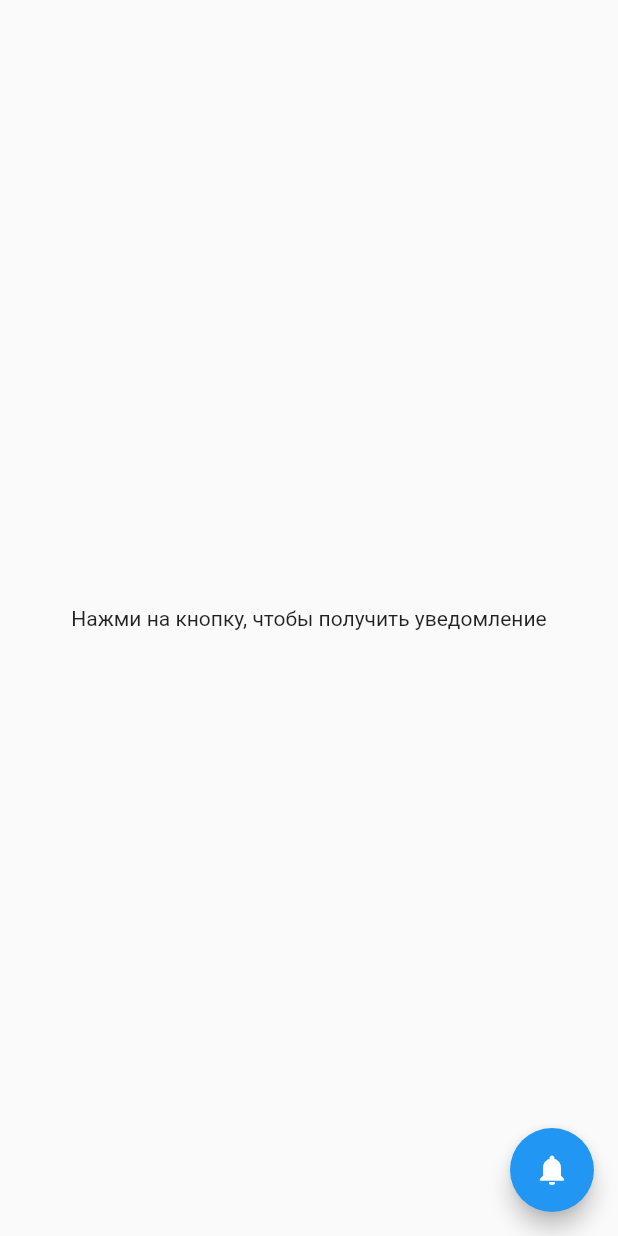
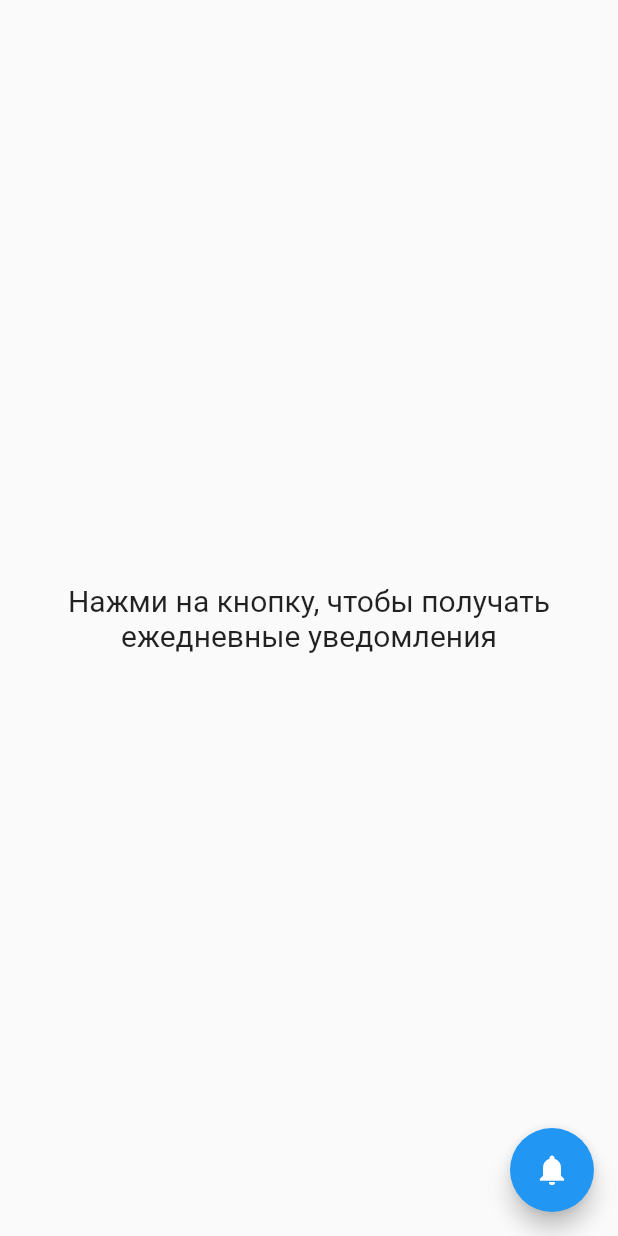
Before and after one commit to moran020/flutter_notifications, a Flutter app: the screen it shows after launch, after a tap on the "notifications" icon, on a phone screen of 412 x 824 dp. Run offline on Flutter 3.47's test engine with Material 2 defaults, Android fonts, the phone set to English and light mode, and no system bars; our stand-ins replace flutter_local_notifications.

Commit message:
update
Signed-off-by: Ekaterina Medvedeva <e.v.medvedeva.1996@yandex.ru>

```diff
--- a/lib/main.dart
+++ b/lib/main.dart
@@ -2,13 +2,15 @@ import 'package:flutter/material.dart';
 import 'package:flutter_local_notifications/flutter_local_notifications.dart';
 
 void main() {
-  runApp(MyApp());
+  runApp(const MyApp());
 }
 
 class MyApp extends StatelessWidget {
+  const MyApp({Key? key}) : super(key: key);
+
   @override
   Widget build(BuildContext context) {
-    return MaterialApp(
+    return const MaterialApp(
       home: NotificationApp(),
     );
   }
@@ -25,72 +27,62 @@ class _NotificationAppState extends State<NotificationApp> {
   //объект уведомления
   late FlutterLocalNotificationsPlugin localNotifications;
 
-  //время ежедневного уведомления
-  DateTime time =
-      DateTime.utc(2022, 07, 19, 16, 30, 00).add(Duration(hours: 24));
-
   //инициализация
   @override
   void initState() {
     super.initState();
     //объект для Android настроек
-    var androidInitialize = new AndroidInitializationSettings('ic_launcher');
+    AndroidInitializationSettings androidInitialize =
+        const AndroidInitializationSettings('ic_launcher');
     //объект для IOS настроек
-    var IOSInitialize = new IOSInitializationSettings(
+    const IOSInitializationSettings iosInitialize = IOSInitializationSettings(
       requestSoundPermission: false,
       requestBadgePermission: false,
       requestAlertPermission: false,
     );
     // общая инициализация
-    var initializationSettings = new InitializationSettings(
-        android: androidInitialize, iOS: IOSInitialize);
+    InitializationSettings initializationSettings =
+        InitializationSettings(android: androidInitialize, iOS: iosInitialize);
 
     //мы создаем локальное уведомление
-    localNotifications = new FlutterLocalNotificationsPlugin();
+    FlutterLocalNotificationsPlugin localNotifications =
+        FlutterLocalNotificationsPlugin();
     localNotifications.initialize(initializationSettings);
-
-    _showNotification;
   }
 
-// ежедневное уведомление
-  Future _showNotification() async {
-    var androidDetails = new AndroidNotificationDetails(
+// уведомление каждую минуту
+  Future shownotifications() async {
+    const AndroidNotificationDetails androidDetails =
+        AndroidNotificationDetails(
       "ID",
       "Название уведомления",
       importance: Importance.high,
       channelDescription: "Контент уведомления",
     );
 
-    var iosDetails = new IOSNotificationDetails();
-    var generalNotificationDetails =
-        new NotificationDetails(android: androidDetails, iOS: iosDetails);
-    await localNotifications.schedule(0, "Ежедневное уведомление",
-        "Время заняться программированием!", time, generalNotificationDetails);
-  }
+    const IOSNotificationDetails iosDetails = IOSNotificationDetails();
 
-// уведомление каждую минуту
-  Future shownotifications() async {
-    const AndroidNotificationDetails androidPlatformChannelSpecifics =
-        AndroidNotificationDetails(
-      'repeating channel id',
-      'repeating channel name',
-    );
-    const NotificationDetails platformChannelSpecifics =
-        NotificationDetails(android: androidPlatformChannelSpecifics);
-    await FlutterLocalNotificationsPlugin().periodicallyShow(0, 'Test title',
-        'test body', RepeatInterval.everyMinute, platformChannelSpecifics,
+    NotificationDetails platformChannelSpecifics =
+        const NotificationDetails(android: androidDetails, iOS: iosDetails);
+    await FlutterLocalNotificationsPlugin().periodicallyShow(
+        0,
+        'Ежедневное уведомление',
+        'Время заняться программированием!',
+        RepeatInterval.daily,
+        platformChannelSpecifics,
         androidAllowWhileIdle: true);
   }
 
   @override
   Widget build(BuildContext context) {
     return Scaffold(
-      body: Center(
-        child: Text('Нажми на кнопку, чтобы получить уведомление'),
+      body: const Center(
+        child: Text('Нажми на кнопку, чтобы получать ежедневные уведомления',
+            style: TextStyle(fontSize: 20), textAlign: TextAlign.center),
       ),
       floatingActionButton: FloatingActionButton(
         onPressed: shownotifications,
-        child: Icon(Icons.notifications),
+        child: const Icon(Icons.notifications),
       ),
     );
   }
```
